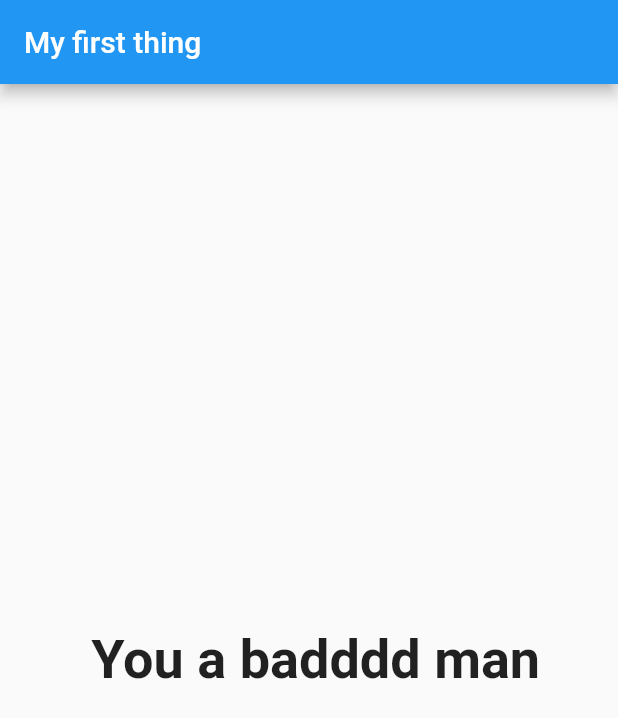
After one commit to JamesRotimi/learning_flutter_app, a Flutter app: the screen it shows after launch, after a tap on "Black", after a tap on "Elephant", after a tap on "Rotimi", on a phone screen of 412 x 824 dp. The commit adds this screen. Shown: the top 718 px of the screen. Run offline on Flutter 3.47's test engine with Material 2 defaults, Android fonts, the phone set to English and light mode, and no system bars.

Commit message:
dynamically added result and quiz to main class

```diff
--- a/lib/main.dart
+++ b/lib/main.dart
@@ -1,63 +1,83 @@
 import 'package:flutter/material.dart';
+import 'package:learning_flutter_app/result.dart';
 
-import './question.dart';
-import './answer.dart';
+import './quiz.dart';
+import './result.dart';
 
 //void main() {
 //  runApp(MyApp());
 //}
 
-void main()=> runApp(MyApp());
+void main() => runApp(MyApp());
 
 class MyApp extends StatefulWidget {
-
   @override
   State<StatefulWidget> createState() {
     // TODO: implement createState
-    return _MyAppState();   // by returning a MyAppState object we have connected the two classes. The state hold the data that is used by the buildMethod.
+    return _MyAppState(); // by returning a MyAppState object we have connected the two classes. The state hold the data that is used by the buildMethod.
   }
-
 }
 
+class _MyAppState extends State<MyApp> {
+  // this <MyApp> tells flutter that state<Myapp> and myapp are connected
 
-class _MyAppState extends State<MyApp> {  // this <MyApp> tells flutter that state<Myapp> and myapp are connected
+  static final _questions = [
+    {
+      'questionText': 'What\'s your favourite colour?',
+      'answers': [
+        {'text':'Black', 'score': 10},
+        {'text':'Red', 'score': 5},
+        {'text': 'Green', 'score' : 3},
+        {'text':'Blue', 'score' : 2}
+        ]
+    },
+    {
+      'questionText': 'What\'s your favourite animal?',
+      'answers': [
+        {'text':'Tiger', 'score': 10},
+        {'text':'Elephant', 'score': 5},
+        {'text': 'Bird', 'score' : 3},
+        {'text':'Dog', 'score' : 2}]
+    },
+    {
+      'questionText': 'who is your favourite Instructor?',
+      'answers': [
+        {'text':'Rotimi', 'score': 8},
+        {'text':'PtMac', 'score': 5},
+        {'text': 'Chiso', 'score' : 3},
+        {'text':'Terrol', 'score' : 7}
+        ]
+    }
+  ];
   var _questionIndex = 0;
+  var _totalScore = 0;
 
-  void _answerQuestion () {
+  void _answerQuestion(int score) {
+
+    _totalScore += score;
     setState(() {
       _questionIndex = _questionIndex + 1;
     });
+    print(_questionIndex);
 
-    print(_questionIndex);
+    if (_questionIndex < _questions.length) {
+      print('We have no more questions!');
+    } else {
+      print('No more questions');
+    }
   }
 
   @override
   Widget build(BuildContext context) {
-    const questions = [
-      {'questionText': 'What\'s your favourite colour?',
-      'answers': ['Black','Red','Green', 'Blue']
-      },
-      {'questionText': 'What\'s your favourite animal?',
-        'answers': ['Tiger','Elepahnt','Bird', 'Cheetah']
-      },
-      {'questionText': 'who is your favourite Instructor?',
-        'answers': ['Rotimi','Clmbxr','Green', 'Blue']
-      }
-    ];
     return MaterialApp(
       home: Scaffold(
         appBar: AppBar(
             title: Text(
           'My first thing',
         )),
-        body: Column(
-          children: [
-            Question(questions[_questionIndex]['questionText']),
-            ...(questions[_questionIndex]['answers'] as List<String>).map((answer) {
-              return Answer(_answerQuestion, answer);
-            }).toList()
-          ],
-        ),
+        body: _questionIndex < _questions.length
+            ? Quiz(answerQuestion: _answerQuestion, questions: _questions, questionIndex: _questionIndex,)
+            : Result(_totalScore)
       ),
     );
   }
--- /dev/null
+++ b/lib/quiz.dart
@@ -0,0 +1,26 @@
+import 'package:flutter/material.dart';
+import './question.dart';
+import './answer.dart';
+
+class Quiz extends StatelessWidget {
+
+  final List<Map<String, Object>> questions;
+  final Function answerQuestion;
+  final int questionIndex;
+
+  Quiz({
+    @required this.answerQuestion,
+    @required this.questionIndex,
+    @required this.questions });
+
+  @override
+  Widget build(BuildContext context) {
+    return Column( children: [
+      Question(questions[questionIndex]['questionText']),
+      ...(questions[questionIndex]['answers'] as List<Map<String, Object>>).map((answer) {
+        return Answer( () => answerQuestion(answer['score']), answer['text']);
+      }).toList()
+    ],
+    );
+  }
+}
--- /dev/null
+++ b/lib/result.dart
@@ -0,0 +1,30 @@
+import 'package:flutter/material.dart';
+
+class Result extends StatelessWidget {
+  final int resultScore;
+
+  Result(this.resultScore);
+
+  String get resultPhrase {
+    String resultText;
+    if(resultScore <= 8) {
+      resultText = ' You are awesome and innocent!';
+    } else if (resultScore <= 12) {
+      resultText = ' my ggg';
+    } else if ( resultScore <= 18){
+      resultText = ' Is that you yeah';
+    } else {
+      resultText = ' You a badddd man';
+    }
+    return resultText;
+  }
+
+  @override
+  Widget build(BuildContext context) {
+    return  Center(
+      child: Text(resultPhrase, style: TextStyle(fontSize: 36, fontWeight: FontWeight.bold),
+        textAlign: TextAlign.center,
+    )
+    );
+  }
+}
```
